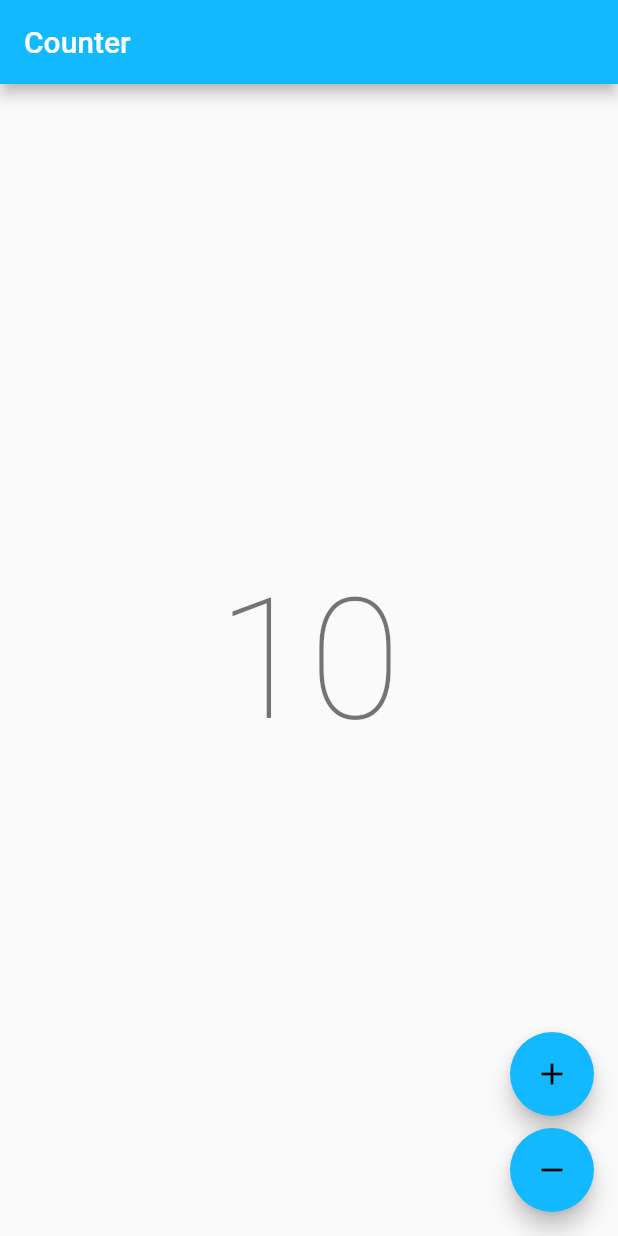
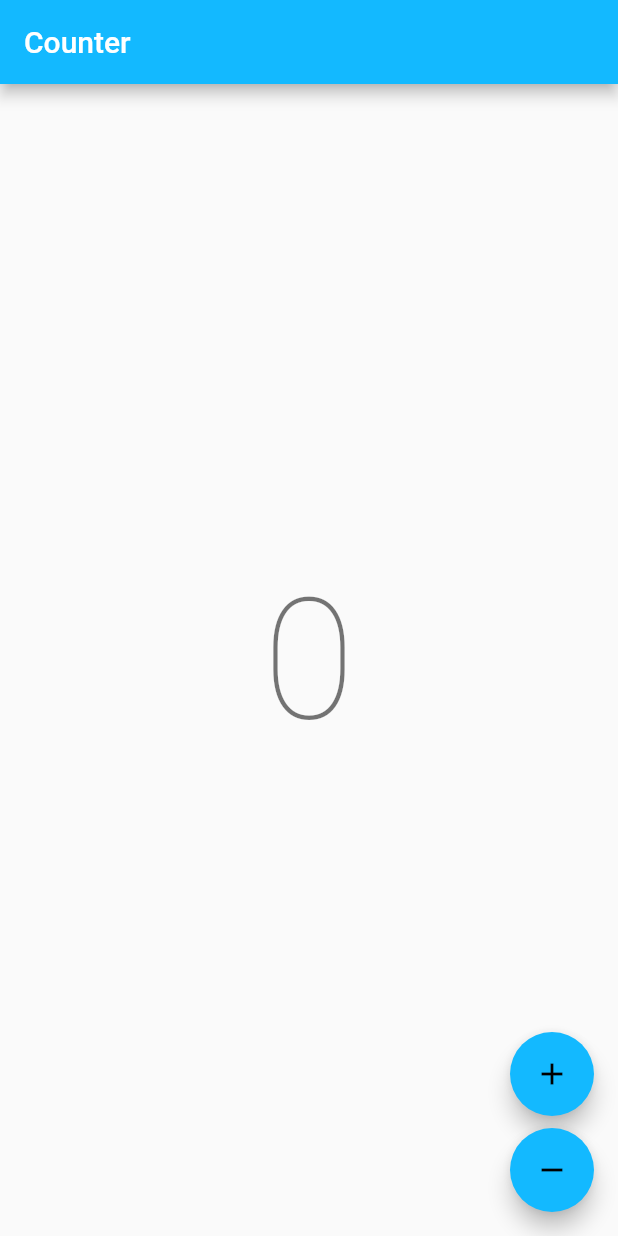
Before and after one commit to root458/neglected-client, a Flutter app: the CounterPage screen opened directly, on a phone screen of 412 x 824 dp. Run offline on Flutter 3.47's test engine with Material 2 defaults, Android fonts, the phone set to English and light mode, and no system bars; our stand-ins replace bloc; generated files the repository leaves out were written again; network calls fail; statements that could not run were skipped.

Commit message:
Show current count on screen

```diff
--- a/lib/counter/view/counter_page.dart
+++ b/lib/counter/view/counter_page.dart
@@ -1,5 +1,6 @@
 import 'package:ds_client/l10n/l10n.dart';
 import 'package:flutter/material.dart';
+import 'package:web_socket_channel/web_socket_channel.dart';
 
 class CounterPage extends StatefulWidget {
   const CounterPage({super.key});
@@ -9,10 +10,25 @@ class CounterPage extends StatefulWidget {
 }
 
 class _CounterPageState extends State<CounterPage> {
+  late WebSocketChannel _channel;
+  late String _count;
 
   @override
   void initState() {
+    _count = '0';
+    _channel = WebSocketChannel.connect(Uri.parse('ws://localhost:8080/ws'));
+    _channel.stream.listen(
+      (data) => setState(() {
+        _count = data as String;
+      }),
+    );
     super.initState();
+  }
+
+  @override
+  void dispose() {
+    _channel.sink.close();
+    super.dispose();
   }
 
   @override
@@ -20,18 +36,18 @@ class _CounterPageState extends State<CounterPage> {
     final l10n = context.l10n;
     return Scaffold(
       appBar: AppBar(title: Text(l10n.counterAppBarTitle)),
-      body: const Center(child: CounterText()),
+      body: Center(child: CounterText(count: _count)),
       floatingActionButton: Column(
         mainAxisAlignment: MainAxisAlignment.end,
         crossAxisAlignment: CrossAxisAlignment.end,
         children: [
           FloatingActionButton(
-            onPressed: () {},
+            onPressed: () => _channel.sink.add('__increment__'),
             child: const Icon(Icons.add),
           ),
           const SizedBox(height: 8),
           FloatingActionButton(
-            onPressed: () {},
+            onPressed: () => _channel.sink.add('__decrement__'),
             child: const Icon(Icons.remove),
           ),
         ],
@@ -41,12 +57,16 @@ class _CounterPageState extends State<CounterPage> {
 }
 
 class CounterText extends StatelessWidget {
-  const CounterText({super.key});
+  const CounterText({
+    required this.count,
+    super.key,
+  });
+
+  final String count;
 
   @override
   Widget build(BuildContext context) {
     final theme = Theme.of(context);
-    const count = 10;
-    return Text('$count', style: theme.textTheme.displayLarge);
+    return Text(count, style: theme.textTheme.displayLarge);
   }
 }
```
